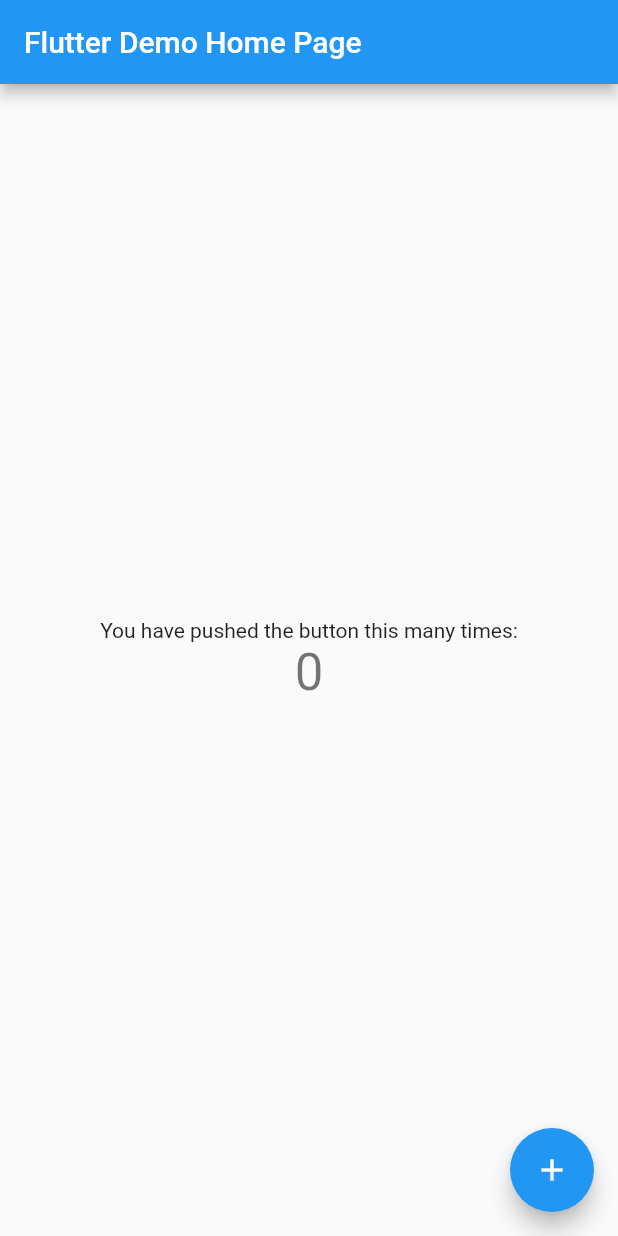
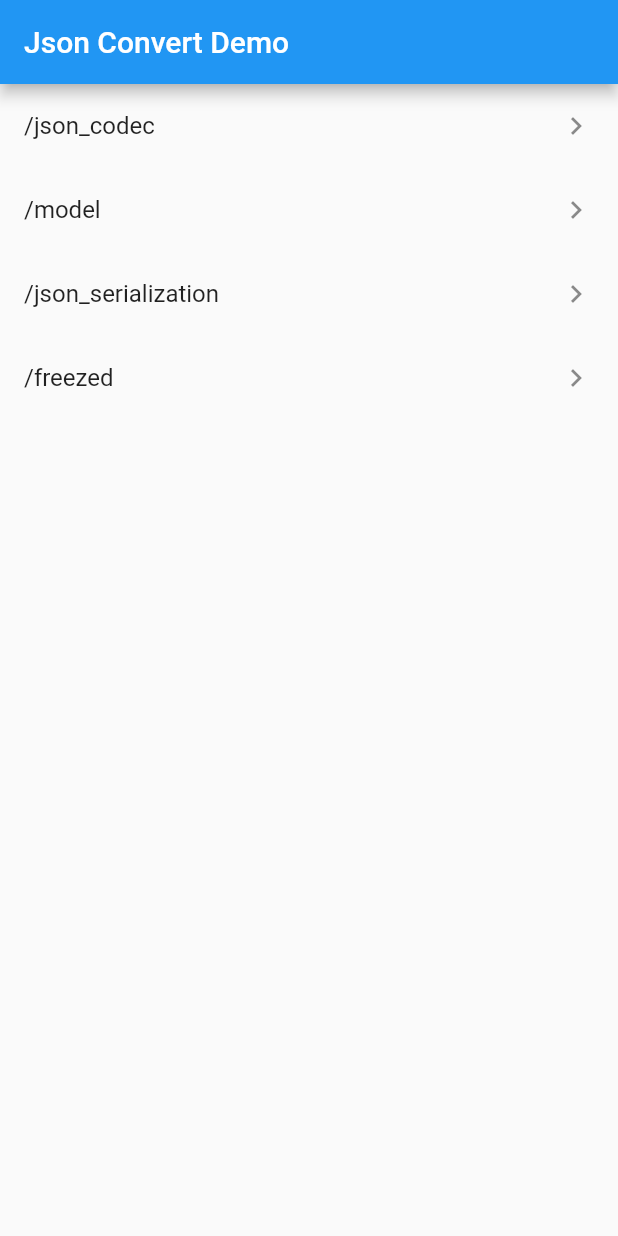
Before and after one commit to HTsuruo/flutter_json_convert, a Flutter app: the screen it shows after launch, on a phone screen of 412 x 824 dp. Run offline on Flutter 3.47's test engine with Material 2 defaults, Android fonts, the phone set to English and light mode, and no system bars.

Commit message:
雛形の準備

```diff
--- a/lib/main.dart
+++ b/lib/main.dart
@@ -1,4 +1,8 @@
 import 'package:flutter/material.dart';
+import 'package:flutter_json_convert/freezed_page.dart';
+import 'package:flutter_json_convert/json_codec_page.dart';
+import 'package:flutter_json_convert/json_serialization_page.dart';
+import 'package:flutter_json_convert/model_page.dart';
 
 void main() {
   runApp(MyApp());
@@ -9,109 +13,49 @@ class MyApp extends StatelessWidget {
   @override
   Widget build(BuildContext context) {
     return MaterialApp(
-      title: 'Flutter Demo',
+      title: 'Json Convert Demo',
       theme: ThemeData(
-        // This is the theme of your application.
-        //
-        // Try running your application with "flutter run". You'll see the
-        // application has a blue toolbar. Then, without quitting the app, try
-        // changing the primarySwatch below to Colors.green and then invoke
-        // "hot reload" (press "r" in the console where you ran "flutter run",
-        // or simply save your changes to "hot reload" in a Flutter IDE).
-        // Notice that the counter didn't reset back to zero; the application
-        // is not restarted.
         primarySwatch: Colors.blue,
-        // This makes the visual density adapt to the platform that you run
-        // the app on. For desktop platforms, the controls will be smaller and
-        // closer together (more dense) than on mobile platforms.
         visualDensity: VisualDensity.adaptivePlatformDensity,
       ),
-      home: MyHomePage(title: 'Flutter Demo Home Page'),
+      initialRoute: _RootPage.routeName,
+      routes: {
+        _RootPage.routeName: (_) => const _RootPage(),
+        JsonCodecPage.routeName: (_) => const JsonCodecPage(),
+        ModelPage.routeName: (_) => const ModelPage(),
+        JsonSerializationPage.routeName: (_) => const JsonSerializationPage(),
+        FreezedPage.routeName: (_) => const FreezedPage(),
+      },
     );
   }
 }
 
-class MyHomePage extends StatefulWidget {
-  MyHomePage({Key key, this.title}) : super(key: key);
-
-  // This widget is the home page of your application. It is stateful, meaning
-  // that it has a State object (defined below) that contains fields that affect
-  // how it looks.
-
-  // This class is the configuration for the state. It holds the values (in this
-  // case the title) provided by the parent (in this case the App widget) and
-  // used by the build method of the State. Fields in a Widget subclass are
-  // always marked "final".
-
-  final String title;
-
-  @override
-  _MyHomePageState createState() => _MyHomePageState();
-}
-
-class _MyHomePageState extends State<MyHomePage> {
-  int _counter = 0;
-
-  void _incrementCounter() {
-    setState(() {
-      // This call to setState tells the Flutter framework that something has
-      // changed in this State, which causes it to rerun the build method below
-      // so that the display can reflect the updated values. If we changed
-      // _counter without calling setState(), then the build method would not be
-      // called again, and so nothing would appear to happen.
-      _counter++;
-    });
-  }
+class _RootPage extends StatelessWidget {
+  const _RootPage({Key key}) : super(key: key);
+  static const routeName = '/';
 
   @override
   Widget build(BuildContext context) {
-    // This method is rerun every time setState is called, for instance as done
-    // by the _incrementCounter method above.
-    //
-    // The Flutter framework has been optimized to make rerunning build methods
-    // fast, so that you can just rebuild anything that needs updating rather
-    // than having to individually change instances of widgets.
+    const pages = [
+      JsonCodecPage.routeName,
+      ModelPage.routeName,
+      JsonSerializationPage.routeName,
+      FreezedPage.routeName,
+    ];
+
     return Scaffold(
-      appBar: AppBar(
-        // Here we take the value from the MyHomePage object that was created by
-        // the App.build method, and use it to set our appbar title.
-        title: Text(widget.title),
+      appBar: AppBar(title: const Text('Json Convert Demo')),
+      body: ListView.builder(
+        itemCount: pages.length,
+        itemBuilder: (_, index) {
+          final page = pages[index];
+          return ListTile(
+            title: Text(page),
+            onTap: () => Navigator.of(context).pushNamed(page),
+            trailing: const Icon(Icons.navigate_next),
+          );
+        },
       ),
-      body: Center(
-        // Center is a layout widget. It takes a single child and positions it
-        // in the middle of the parent.
-        child: Column(
-          // Column is also a layout widget. It takes a list of children and
-          // arranges them vertically. By default, it sizes itself to fit its
-          // children horizontally, and tries to be as tall as its parent.
-          //
-          // Invoke "debug painting" (press "p" in the console, choose the
-          // "Toggle Debug Paint" action from the Flutter Inspector in Android
-          // Studio, or the "Toggle Debug Paint" command in Visual Studio Code)
-          // to see the wireframe for each widget.
-          //
-          // Column has various properties to control how it sizes itself and
-          // how it positions its children. Here we use mainAxisAlignment to
-          // center the children vertically; the main axis here is the vertical
-          // axis because Columns are vertical (the cross axis would be
-          // horizontal).
-          mainAxisAlignment: MainAxisAlignment.center,
-          children: <Widget>[
-            Text(
-              'You have pushed the button this many times:',
-            ),
-            Text(
-              '$_counter',
-              style: Theme.of(context).textTheme.headline4,
-            ),
-          ],
-        ),
-      ),
-      floatingActionButton: FloatingActionButton(
-        onPressed: _incrementCounter,
-        tooltip: 'Increment',
-        child: Icon(Icons.add),
-      ), // This trailing comma makes auto-formatting nicer for build methods.
     );
   }
 }
--- a/pubspec.yaml
+++ b/pubspec.yaml
@@ -54,6 +54,8 @@ flutter:
   # assets:
   #   - images/a_dot_burr.jpeg
   #   - images/a_dot_ham.jpeg
+  assets:
+    - data.json
 
   # An image asset can refer to one or more resolution-specific "variants", see
   # https://flutter.dev/assets-and-images/#resolution-aware.
```
Also changed, not shown: data.json (added, +17 -0 lines), lib/freezed_page.dart (added, +15 -0 lines), lib/json_codec_page.dart (added, +15 -0 lines), lib/json_serialization_page.dart (added, +14 -0 lines), lib/model_page.dart (added, +13 -0 lines).
